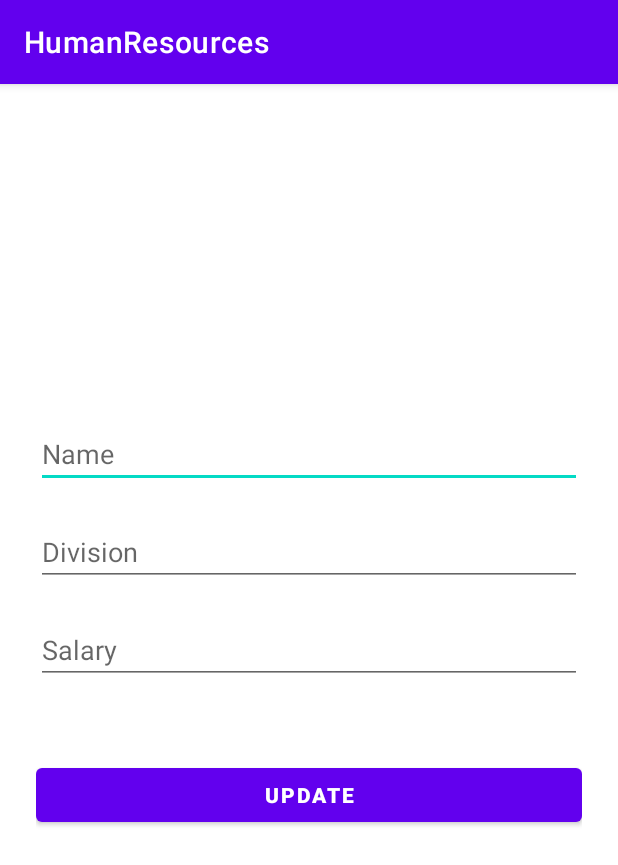
After one commit to 7710407/HumanResources, an Android app: the UpdateActivity screen opened directly, with no data from a screen before it, on a phone screen of 412 x 824 dp. The commit adds this screen. Shown: the top 865 px of the screen. Run offline under Robolectric (Android 15) with nearby library versions, the phone set to English and light mode, and no system bars.

Commit message:
Data was moved to separate class Employee Added update functionality.

```diff
--- a/app/src/main/AndroidManifest.xml
+++ b/app/src/main/AndroidManifest.xml
@@ -9,6 +9,9 @@
         android:roundIcon="@mipmap/ic_launcher_round"
         android:supportsRtl="true"
         android:theme="@style/Theme.HumanResources">
+        <activity
+            android:name=".UpdateActivity"
+            android:exported="false" />
         <activity
             android:name=".AddActivity"
             android:label="Add employee"
--- /dev/null
+++ b/app/src/main/java/com/davtyan/humanresources/UpdateActivity.java
@@ -0,0 +1,63 @@
+package com.davtyan.humanresources;
+
+import androidx.appcompat.app.AppCompatActivity;
+
+import android.content.Intent;
+import android.os.Bundle;
+import android.view.View;
+import android.widget.Button;
+import android.widget.EditText;
+import android.widget.Toast;
+
+public class UpdateActivity extends AppCompatActivity {
+    Employee employee;
+    EditText etName;
+    EditText etDivision;
+    EditText etSalary;
+    Button btnUpdate;
+
+    @Override
+    protected void onCreate(Bundle savedInstanceState) {
+        super.onCreate(savedInstanceState);
+        setContentView(R.layout.activity_update);
+
+        etName = findViewById(R.id.etNameUpdate);
+        etDivision = findViewById(R.id.etDivisionUpdate);
+        etSalary = findViewById(R.id.etSalaryUpdate);
+        btnUpdate = findViewById(R.id.btnUpdate);
+        updateIntentData();
+        btnUpdate.setOnClickListener(new View.OnClickListener() {
+            @Override
+            public void onClick(View view) {
+                DBHelper dbHelper = new DBHelper(UpdateActivity.this);
+                Employee e = new Employee();
+                e.setId(employee.getId());
+                e.setName(etName.getText().toString().trim());
+                e.setDivision(etDivision.getText().toString().trim());
+                e.setSalary(etSalary.getText().toString().trim());
+                dbHelper.updateEmployeeData(e);
+            }
+        });
+    }
+
+    void updateIntentData() {
+        Intent intent = getIntent();
+        if(intent.hasExtra("id") &&
+           intent.hasExtra("name") &&
+           intent.hasExtra("division") &&
+           intent.hasExtra("salary")
+        ) {
+            employee = new Employee();
+            employee.setId(intent.getStringExtra("id"));
+            employee.setName(intent.getStringExtra("name"));
+            employee.setDivision(intent.getStringExtra("division"));
+            employee.setSalary(intent.getStringExtra("salary"));
+
+            etName.setText(employee.getName());
+            etDivision.setText(employee.getDivision());
+            etSalary.setText(employee.getSalary());
+        } else {
+            Toast.makeText(this, "No data.", Toast.LENGTH_SHORT).show();
+        }
+    }
+}
--- /dev/null
+++ b/app/src/main/res/layout/activity_update.xml
@@ -0,0 +1,56 @@
+<?xml version="1.0" encoding="utf-8"?>
+<androidx.constraintlayout.widget.ConstraintLayout xmlns:android="http://schemas.android.com/apk/res/android"
+    xmlns:app="http://schemas.android.com/apk/res-auto"
+    xmlns:tools="http://schemas.android.com/tools"
+    android:layout_width="match_parent"
+    android:layout_height="match_parent"
+    tools:context=".UpdateActivity"
+    android:padding="24dp">
+
+    <EditText
+        android:id="@+id/etNameUpdate"
+        android:layout_width="match_parent"
+        android:layout_height="wrap_content"
+        android:layout_marginTop="200dp"
+        android:ems="10"
+        android:hint="Name"
+        android:inputType="textPersonName"
+        app:layout_constraintTop_toTopOf="parent"
+        tools:layout_editor_absoluteX="93dp" />
+
+    <EditText
+        android:id="@+id/etDivisionUpdate"
+        android:layout_width="match_parent"
+        android:layout_height="wrap_content"
+        android:layout_marginTop="20dp"
+        android:ems="10"
+        android:hint="Division"
+        android:inputType="textPersonName"
+        app:layout_constraintTop_toBottomOf="@+id/etNameUpdate"
+        tools:layout_editor_absoluteX="96dp" />
+
+    <EditText
+        android:id="@+id/etSalaryUpdate"
+        android:layout_width="match_parent"
+        android:layout_height="wrap_content"
+        android:layout_marginTop="20dp"
+        android:ems="10"
+        android:hint="Salary"
+        android:inputType="textPersonName"
+        app:layout_constraintEnd_toEndOf="parent"
+        app:layout_constraintStart_toStartOf="parent"
+        app:layout_constraintTop_toBottomOf="@+id/etDivisionUpdate"
+        tools:layout_editor_absoluteX="98dp" />
+
+    <Button
+        android:id="@+id/btnUpdate"
+        android:layout_width="match_parent"
+        android:layout_height="wrap_content"
+        android:layout_marginTop="50dp"
+        android:text="Update"
+        android:textStyle="bold"
+        app:layout_constraintEnd_toEndOf="parent"
+        app:layout_constraintTop_toBottomOf="@+id/etSalaryUpdate"
+        tools:layout_editor_absoluteX="202dp" />
+
+</androidx.constraintlayout.widget.ConstraintLayout>
--- a/app/src/main/res/layout/my_row.xml
+++ b/app/src/main/res/layout/my_row.xml
@@ -3,7 +3,8 @@
     xmlns:app="http://schemas.android.com/apk/res-auto"
     xmlns:tools="http://schemas.android.com/tools"
     android:layout_width="match_parent"
-    android:layout_height="wrap_content">
+    android:layout_height="wrap_content"
+    android:id="@+id/mainLayout">
 
 
     <androidx.cardview.widget.CardView
```
Also changed, not shown: app/src/main/java/com/davtyan/humanresources/AddActivity.java (+5 -3 lines), app/src/main/java/com/davtyan/humanresources/CustomAdapter.java (+27 -18 lines), app/src/main/java/com/davtyan/humanresources/DBHelper.java (+20 -5 lines), app/src/main/java/com/davtyan/humanresources/Employee.java (added, +41 -0 lines), app/src/main/java/com/davtyan/humanresources/MainActivity.java (+19 -13 lines).
